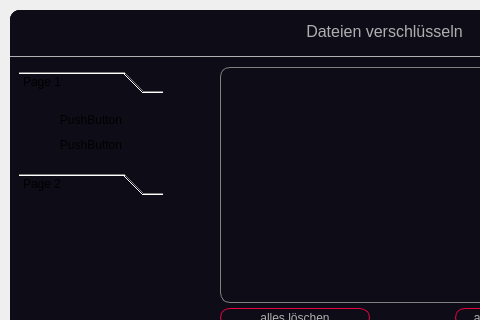
The window that GUI.ui (Crizzly57/EncryptData) describes before a commit, drawn with Qt 5; both pictures show x 0 to 480 and y 0 to 320 of the 815 by 768 pixel window.
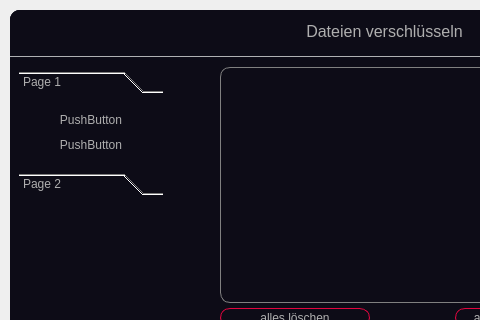
The same window after the commit. The open tabs and pages were chosen to show the change. Icons and pictures are not drawn. Custom widgets are drawn as their Qt base class.

Commit message: deleted ui_functions file and added all code in one main file added custom_classes file

```diff
--- a/GUI.ui
+++ b/GUI.ui
@@ -25,6 +25,7 @@
   <property name="font">
    <font>
     <family>MS Reference Specialty</family>
+    <weight>50</weight>
     <bold>false</bold>
    </font>
   </property>
@@ -41,6 +42,7 @@
    <property name="font">
     <font>
      <family>Leelawadee UI</family>
+     <weight>50</weight>
      <bold>false</bold>
     </font>
    </property>
@@ -77,6 +79,8 @@
       <property name="font">
        <font>
         <family>Leelawadee UI</family>
+        <weight>50</weight>
+        <bold>false</bold>
        </font>
       </property>
       <property name="styleSheet">
@@ -6783,14 +6787,216 @@
           <enum>QFrame::Raised</enum>
          </property>
          <layout class="QGridLayout" name="gridLayout">
-          <item row="1" column="0" alignment="Qt::AlignTop">
-           <widget class="QToolBox" name="toolBox">
+          <item row="0" column="0" alignment="Qt::AlignTop">
+           <widget class="QToolBox" name="toolbox">
             <property name="maximumSize">
              <size>
               <width>200</width>
               <height>16777215</height>
              </size>
             </property>
+            <property name="palette">
+             <palette>
+              <active>
+               <colorrole role="WindowText">
+                <brush brushstyle="SolidPattern">
+                 <color alpha="255">
+                  <red>175</red>
+                  <green>175</green>
+                  <blue>175</blue>
+                 </color>
+                </brush>
+               </colorrole>
+               <colorrole role="Button">
+                <brush brushstyle="SolidPattern">
+                 <color alpha="255">
+                  <red>13</red>
+                  <green>12</green>
+                  <blue>23</blue>
+                 </color>
+                </brush>
+               </colorrole>
+               <colorrole role="Text">
+                <brush brushstyle="SolidPattern">
+                 <color alpha="255">
+                  <red>175</red>
+                  <green>175</green>
+                  <blue>175</blue>
+                 </color>
+                </brush>
+               </colorrole>
+               <colorrole role="ButtonText">
+                <brush brushstyle="SolidPattern">
+                 <color alpha="255">
+                  <red>175</red>
+                  <green>175</green>
+                  <blue>175</blue>
+                 </color>
+                </brush>
+               </colorrole>
+               <colorrole role="Base">
+                <brush brushstyle="SolidPattern">
+                 <color alpha="255">
+                  <red>13</red>
+                  <green>12</green>
+                  <blue>23</blue>
+                 </color>
+                </brush>
+               </colorrole>
+               <colorrole role="Window">
+                <brush brushstyle="SolidPattern">
+                 <color alpha="255">
+                  <red>13</red>
+                  <green>12</green>
+                  <blue>23</blue>
+                 </color>
+                </brush>
+               </colorrole>
+               <colorrole role="PlaceholderText">
+                <brush brushstyle="NoBrush">
+                 <color alpha="128">
+                  <red>175</red>
+                  <green>175</green>
+                  <blue>175</blue>
+                 </color>
+                </brush>
+               </colorrole>
+              </active>
+              <inactive>
+               <colorrole role="WindowText">
+                <brush brushstyle="SolidPattern">
+                 <color alpha="255">
+                  <red>175</red>
+                  <green>175</green>
+                  <blue>175</blue>
+                 </color>
+                </brush>
+               </colorrole>
+               <colorrole role="Button">
+                <brush brushstyle="SolidPattern">
+                 <color alpha="255">
+                  <red>13</red>
+                  <green>12</green>
+                  <blue>23</blue>
+                 </color>
+                </brush>
+               </colorrole>
+               <colorrole role="Text">
+                <brush brushstyle="SolidPattern">
+                 <color alpha="255">
+                  <red>175</red>
+                  <green>175</green>
+                  <blue>175</blue>
+                 </color>
+                </brush>
+               </colorrole>
+               <colorrole role="ButtonText">
+                <brush brushstyle="SolidPattern">
+                 <color alpha="255">
+                  <red>175</red>
+                  <green>175</green>
+                  <blue>175</blue>
+                 </color>
+                </brush>
+               </colorrole>
+               <colorrole role="Base">
+                <brush brushstyle="SolidPattern">
+                 <color alpha="255">
+                  <red>13</red>
+                  <green>12</green>
+                  <blue>23</blue>
+                 </color>
+                </brush>
+               </colorrole>
+               <colorrole role="Window">
+                <brush brushstyle="SolidPattern">
+                 <color alpha="255">
+                  <red>13</red>
+                  <green>12</green>
+                  <blue>23</blue>
+                 </color>
+                </brush>
+               </colorrole>
+               <colorrole role="PlaceholderText">
+                <brush brushstyle="NoBrush">
+                 <color alpha="128">
+                  <red>175</red>
+                  <green>175</green>
+                  <blue>175</blue>
+                 </color>
+                </brush>
+               </colorrole>
+              </inactive>
+              <disabled>
+               <colorrole role="WindowText">
+                <brush brushstyle="SolidPattern">
+                 <color alpha="255">
+                  <red>175</red>
+                  <green>175</green>
+                  <blue>175</blue>
+                 </color>
+                </brush>
+               </colorrole>
+               <colorrole role="Button">
+                <brush brushstyle="SolidPattern">
+                 <color alpha="255">
+                  <red>13</red>
+                  <green>12</green>
+                  <blue>23</blue>
+                 </color>
+                </brush>
+               </colorrole>
+               <colorrole role="Text">
+                <brush brushstyle="SolidPattern">
+                 <color alpha="255">
+                  <red>175</red>
+                  <green>175</green>
+                  <blue>175</blue>
+                 </color>
+                </brush>
+               </colorrole>
+               <colorrole role="ButtonText">
+                <brush brushstyle="SolidPattern">
+                 <color alpha="255">
+                  <red>175</red>
+                  <green>175</green>
+                  <blue>175</blue>
+                 </color>
+                </brush>
+               </colorrole>
+               <colorrole role="Base">
+                <brush brushstyle="SolidPattern">
+                 <color alpha="255">
+                  <red>13</red>
+                  <green>12</green>
+                  <blue>23</blue>
+                 </color>
+                </brush>
+               </colorrole>
+               <colorrole role="Window">
+                <brush brushstyle="SolidPattern">
+                 <color alpha="255">
+                  <red>13</red>
+                  <green>12</green>
+                  <blue>23</blue>
+                 </color>
+                </brush>
+               </colorrole>
+               <colorrole role="PlaceholderText">
+                <brush brushstyle="NoBrush">
+                 <color alpha="128">
+                  <red>175</red>
+                  <green>175</green>
+                  <blue>175</blue>
+                 </color>
+                </brush>
+               </colorrole>
+              </disabled>
+             </palette>
+            </property>
+            <property name="styleSheet">
+             <string notr="true">color: rgb(175, 175, 175);</string>
+            </property>
             <property name="currentIndex">
              <number>0</number>
             </property>
@@ -6806,15 +7012,15 @@
              <attribute name="label">
               <string>Page 1</string>
              </attribute>
-             <layout class="QGridLayout" name="gridLayout_2">
-              <item row="0" column="0">
+             <layout class="QVBoxLayout" name="verticalLayout">
+              <item>
                <widget class="QPushButton" name="pushButton">
                 <property name="text">
                  <string>PushButton</string>
                 </property>
                </widget>
               </item>
-              <item row="1" column="0">
+              <item>
                <widget class="QPushButton" name="pushButton_2">
                 <property name="text">
                  <string>PushButton</string>
```
Left out of the diff: 71 changed lines with no effect on the pictures. The commit also changes 2 other files.
